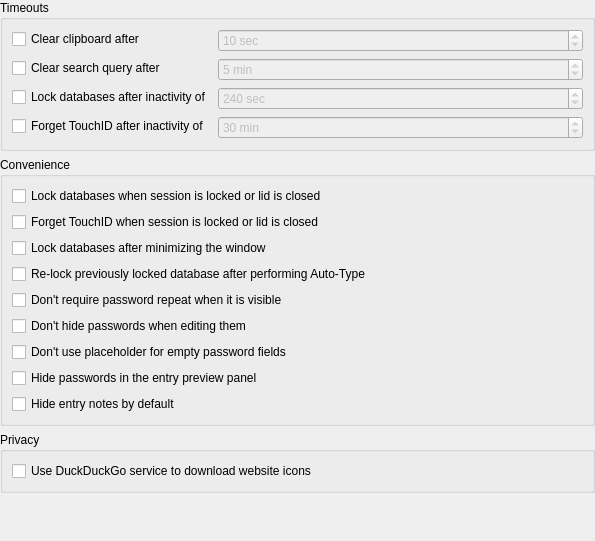
Qt form src/gui/ApplicationSettingsWidgetSecurity.ui (keepassxreboot/keepassxc) before a commit.
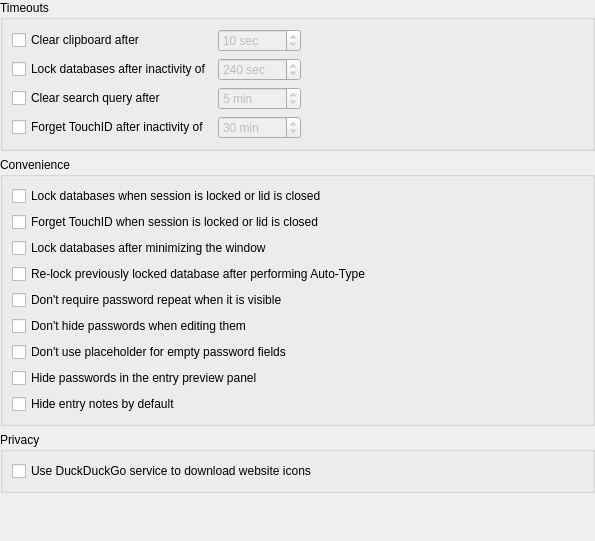
The same form after that commit.

Commit message:
Prevent changing values during settings widget scrolling
* Add an event filter to combo boxes and spin boxes on the settings page to prevent the mouse wheel from changing the values without having focus
* Add horizontal stretch to the security settings to make the spin boxes more manageable.

```diff
--- a/src/gui/ApplicationSettingsWidgetSecurity.ui
+++ b/src/gui/ApplicationSettingsWidgetSecurity.ui
@@ -28,14 +28,7 @@
      <property name="title">
       <string>Timeouts</string>
      </property>
-     <layout class="QFormLayout" name="formLayout">
-      <item row="0" column="0">
-       <widget class="QCheckBox" name="clearClipboardCheckBox">
-        <property name="text">
-         <string>Clear clipboard after</string>
-        </property>
-       </widget>
-      </item>
+     <layout class="QGridLayout" name="gridLayout" columnstretch="0,0,1">
       <item row="0" column="1">
        <widget class="QSpinBox" name="clearClipboardSpinBox">
         <property name="enabled">
@@ -64,82 +57,6 @@
         </property>
        </widget>
       </item>
-      <item row="1" column="0">
-       <widget class="QCheckBox" name="clearSearchCheckBox">
-        <property name="text">
-         <string>Clear search query after</string>
-        </property>
-       </widget>
-      </item>
-      <item row="1" column="1">
-       <widget class="QSpinBox" name="clearSearchSpinBox">
-        <property name="enabled">
-         <bool>false</bool>
-        </property>
-        <property name="sizePolicy">
-         <sizepolicy hsizetype="Expanding" vsizetype="Fixed">
-          <horstretch>0</horstretch>
-          <verstretch>0</verstretch>
-         </sizepolicy>
-        </property>
-        <property name="suffix">
-         <string comment="Minutes"> min</string>
-        </property>
-        <property name="minimum">
-         <number>1</number>
-        </property>
-        <property name="maximum">
-         <number>1440</number>
-        </property>
-        <property name="value">
-         <number>5</number>
-        </property>
-        <property name="displayIntegerBase">
-         <number>10</number>
-        </property>
-       </widget>
-      </item>
-      <item row="2" column="0">
-       <widget class="QCheckBox" name="lockDatabaseIdleCheckBox">
-        <property name="sizePolicy">
-         <sizepolicy hsizetype="Minimum" vsizetype="Fixed">
-          <horstretch>0</horstretch>
-          <verstretch>0</verstretch>
-         </sizepolicy>
-        </property>
-        <property name="text">
-         <string>Lock databases after inactivity of</string>
-        </property>
-       </widget>
-      </item>
-      <item row="2" column="1">
-       <widget class="QSpinBox" name="lockDatabaseIdleSpinBox">
-        <property name="enabled">
-         <bool>false</bool>
-        </property>
-        <property name="sizePolicy">
-         <sizepolicy hsizetype="Expanding" vsizetype="Fixed">
-          <horstretch>0</horstretch>
-          <verstretch>0</verstretch>
-         </sizepolicy>
-        </property>
-        <property name="accessibleName">
-         <string>Database lock timeout seconds</string>
-        </property>
-        <property name="suffix">
-         <string comment="Seconds"> sec</string>
-        </property>
-        <property name="minimum">
-         <number>10</number>
-        </property>
-        <property name="maximum">
-         <number>43200</number>
-        </property>
-        <property name="value">
-         <number>240</number>
-        </property>
-       </widget>
-      </item>
       <item row="3" column="0">
        <widget class="QCheckBox" name="touchIDResetCheckBox">
         <property name="text">
@@ -147,6 +64,19 @@
         </property>
        </widget>
       </item>
+      <item row="0" column="2">
+       <spacer name="horizontalSpacer">
+        <property name="orientation">
+         <enum>Qt::Horizontal</enum>
+        </property>
+        <property name="sizeHint" stdset="0">
+         <size>
+          <width>40</width>
+          <height>20</height>
+         </size>
+        </property>
+       </spacer>
+      </item>
       <item row="3" column="1">
        <widget class="QSpinBox" name="touchIDResetSpinBox">
         <property name="enabled">
@@ -172,6 +102,89 @@
         </property>
        </widget>
       </item>
+      <item row="1" column="0">
+       <widget class="QCheckBox" name="lockDatabaseIdleCheckBox">
+        <property name="sizePolicy">
+         <sizepolicy hsizetype="Minimum" vsizetype="Fixed">
+          <horstretch>0</horstretch>
+          <verstretch>0</verstretch>
+         </sizepolicy>
+        </property>
+        <property name="text">
+         <string>Lock databases after inactivity of</string>
+        </property>
+       </widget>
+      </item>
+      <item row="1" column="1">
+       <widget class="QSpinBox" name="lockDatabaseIdleSpinBox">
+        <property name="enabled">
+         <bool>false</bool>
+        </property>
+        <property name="sizePolicy">
+         <sizepolicy hsizetype="Expanding" vsizetype="Fixed">
+          <horstretch>0</horstretch>
+          <verstretch>0</verstretch>
+         </sizepolicy>
+        </property>
+        <property name="accessibleName">
+         <string>Database lock timeout seconds</string>
+        </property>
+        <property name="suffix">
+         <string comment="Seconds"> sec</string>
+        </property>
+        <property name="minimum">
+         <number>10</number>
+        </property>
+        <property name="maximum">
+         <number>43200</number>
+        </property>
+        <property name="value">
+         <number>240</number>
+        </property>
+       </widget>
+      </item>
+      <item row="2" column="1">
+       <widget class="QSpinBox" name="clearSearchSpinBox">
+        <property name="enabled">
+         <bool>false</bool>
+        </property>
+        <property name="sizePolicy">
+         <sizepolicy hsizetype="Expanding" vsizetype="Fixed">
+          <horstretch>0</horstretch>
+          <verstretch>0</verstretch>
+         </sizepolicy>
+        </property>
+        <property name="suffix">
+         <string comment="Minutes"> min</string>
+        </property>
+        <property name="minimum">
+         <number>1</number>
+        </property>
+        <property name="maximum">
+         <number>1440</number>
+        </property>
+        <property name="value">
+         <number>5</number>
+        </property>
+        <property name="displayIntegerBase">
+         <number>10</number>
+        </property>
+       </widget>
+      </item>
+      <item row="0" column="0">
+       <widget class="QCheckBox" name="clearClipboardCheckBox">
+        <property name="text">
+         <string>Clear clipboard after</string>
+        </property>
+       </widget>
+      </item>
+      <item row="2" column="0">
+       <widget class="QCheckBox" name="clearSearchCheckBox">
+        <property name="text">
+         <string>Clear search query after</string>
+        </property>
+       </widget>
+      </item>
      </layout>
     </widget>
    </item>
```
Left out of the diff: 3 changed lines with no effect on the pictures. The commit also changes 2 other files.
